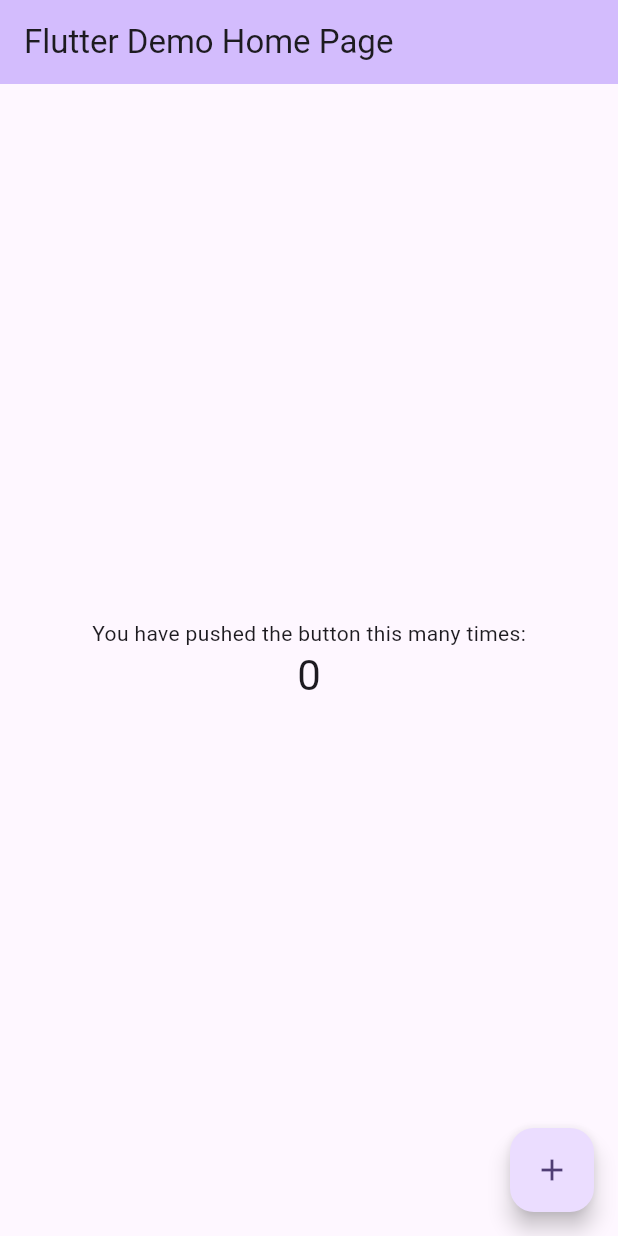
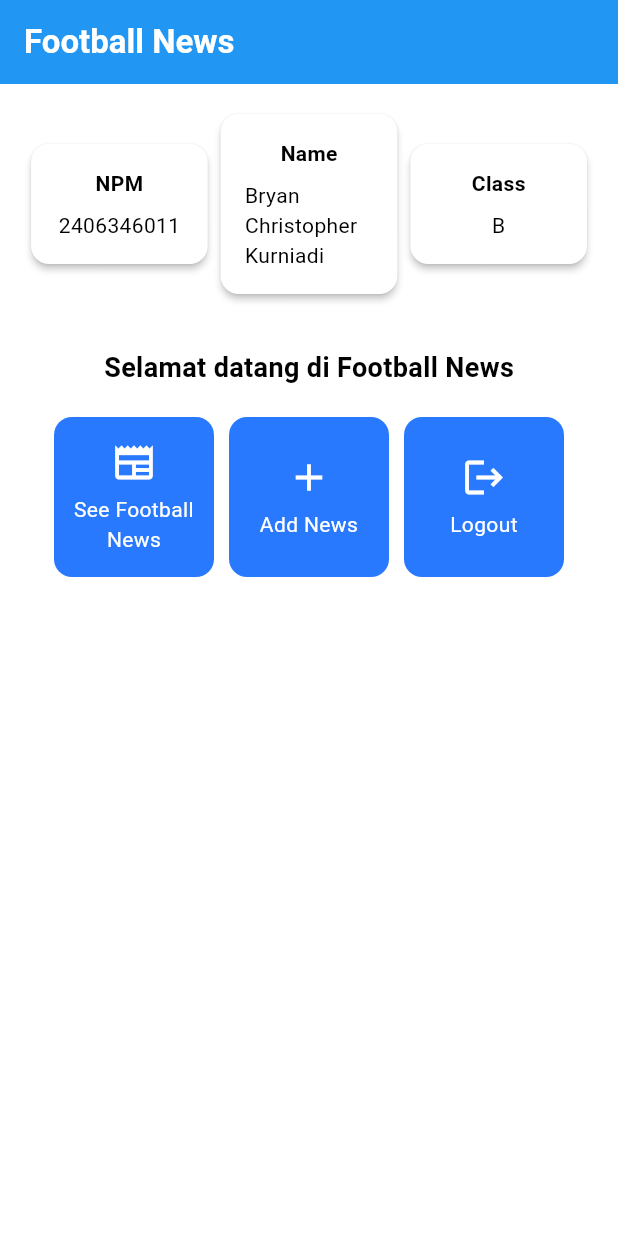
Before and after one commit to bryanckk/football-news-mobile, a Flutter app: the screen it shows after launch, on a phone screen of 412 x 824 dp. Run offline on Flutter 3.47's test engine with Material 3 defaults, Android fonts, the phone set to English and light mode, and no system bars.

Commit message:
Tutorial 6

```diff
--- a/lib/main.dart
+++ b/lib/main.dart
@@ -1,4 +1,5 @@
 import 'package:flutter/material.dart';
+import 'package:football_news/menu.dart';
 
 void main() {
   runApp(const MyApp());
@@ -7,116 +8,15 @@ void main() {
 class MyApp extends StatelessWidget {
   const MyApp({super.key});
 
-  // This widget is the root of your application.
   @override
   Widget build(BuildContext context) {
     return MaterialApp(
       title: 'Flutter Demo',
       theme: ThemeData(
-        // This is the theme of your application.
-        //
-        // TRY THIS: Try running your application with "flutter run". You'll see
-        // the application has a purple toolbar. Then, without quitting the app,
-        // try changing the seedColor in the colorScheme below to Colors.green
-        // and then invoke "hot reload" (save your changes or press the "hot
-        // reload" button in a Flutter-supported IDE, or press "r" if you used
-        // the command line to start the app).
-        //
-        // Notice that the counter didn't reset back to zero; the application
-        // state is not lost during the reload. To reset the state, use hot
-        // restart instead.
-        //
-        // This works for code too, not just values: Most code changes can be
-        // tested with just a hot reload.
-        colorScheme: ColorScheme.fromSeed(seedColor: Colors.deepPurple),
+        colorScheme: ColorScheme.fromSwatch(primarySwatch: Colors.blue)
+        .copyWith(secondary: Colors.blueAccent[400]),
       ),
-      home: const MyHomePage(title: 'Flutter Demo Home Page'),
+      home: MyHomePage(),
     );
   }
 }
-
-class MyHomePage extends StatefulWidget {
-  const MyHomePage({super.key, required this.title});
-
-  // This widget is the home page of your application. It is stateful, meaning
-  // that it has a State object (defined below) that contains fields that affect
-  // how it looks.
-
-  // This class is the configuration for the state. It holds the values (in this
-  // case the title) provided by the parent (in this case the App widget) and
-  // used by the build method of the State. Fields in a Widget subclass are
-  // always marked "final".
-
-  final String title;
-
-  @override
-  State<MyHomePage> createState() => _MyHomePageState();
-}
-
-class _MyHomePageState extends State<MyHomePage> {
-  int _counter = 0;
-
-  void _incrementCounter() {
-    setState(() {
-      // This call to setState tells the Flutter framework that something has
-      // changed in this State, which causes it to rerun the build method below
-      // so that the display can reflect the updated values. If we changed
-      // _counter without calling setState(), then the build method would not be
-      // called again, and so nothing would appear to happen.
-      _counter++;
-    });
-  }
-
-  @override
-  Widget build(BuildContext context) {
-    // This method is rerun every time setState is called, for instance as done
-    // by the _incrementCounter method above.
-    //
-    // The Flutter framework has been optimized to make rerunning build methods
-    // fast, so that you can just rebuild anything that needs updating rather
-    // than having to individually change instances of widgets.
-    return Scaffold(
-      appBar: AppBar(
-        // TRY THIS: Try changing the color here to a specific color (to
-        // Colors.amber, perhaps?) and trigger a hot reload to see the AppBar
-        // change color while the other colors stay the same.
-        backgroundColor: Theme.of(context).colorScheme.inversePrimary,
-        // Here we take the value from the MyHomePage object that was created by
-        // the App.build method, and use it to set our appbar title.
-        title: Text(widget.title),
-      ),
-      body: Center(
-        // Center is a layout widget. It takes a single child and positions it
-        // in the middle of the parent.
-        child: Column(
-          // Column is also a layout widget. It takes a list of children and
-          // arranges them vertically. By default, it sizes itself to fit its
-          // children horizontally, and tries to be as tall as its parent.
-          //
-          // Column has various properties to control how it sizes itself and
-          // how it positions its children. Here we use mainAxisAlignment to
-          // center the children vertically; the main axis here is the vertical
-          // axis because Columns are vertical (the cross axis would be
-          // horizontal).
-          //
-          // TRY THIS: Invoke "debug painting" (choose the "Toggle Debug Paint"
-          // action in the IDE, or press "p" in the console), to see the
-          // wireframe for each widget.
-          mainAxisAlignment: MainAxisAlignment.center,
-          children: <Widget>[
-            const Text('You have pushed the button this many times:'),
-            Text(
-              '$_counter',
-              style: Theme.of(context).textTheme.headlineMedium,
-            ),
-          ],
-        ),
-      ),
-      floatingActionButton: FloatingActionButton(
-        onPressed: _incrementCounter,
-        tooltip: 'Increment',
-        child: const Icon(Icons.add),
-      ), // This trailing comma makes auto-formatting nicer for build methods.
-    );
-  }
-}
--- /dev/null
+++ b/lib/menu.dart
@@ -0,0 +1,185 @@
+import 'package:flutter/material.dart';
+class MyHomePage extends StatelessWidget {
+    MyHomePage({super.key});
+    final String nama = "Bryan Christopher Kurniadi";
+    final String npm = "2406346011";
+    final String kelas = "B";
+
+    final List<ItemHomepage> items = [
+    ItemHomepage("See Football News", Icons.newspaper),
+    ItemHomepage("Add News", Icons.add),
+    ItemHomepage("Logout", Icons.logout),
+  ];
+@override
+    Widget build(BuildContext context) {
+    // Scaffold menyediakan struktur dasar halaman dengan AppBar dan body.
+    return Scaffold(
+      // AppBar adalah bagian atas halaman yang menampilkan judul.
+      appBar: AppBar(
+        // Judul aplikasi "Football News" dengan teks putih dan tebal.
+        title: const Text(
+          'Football News',
+          style: TextStyle(
+            color: Colors.white,
+            fontWeight: FontWeight.bold,
+          ),
+        ),
+        // Warna latar belakang AppBar diambil dari skema warna tema aplikasi.
+        backgroundColor: Theme.of(context).colorScheme.primary,
+      ),
+      // Body halaman dengan padding di sekelilingnya.
+      body: Padding(
+        padding: const EdgeInsets.all(16.0),
+        // Menyusun widget secara vertikal dalam sebuah kolom.
+        child: Column(
+          crossAxisAlignment: CrossAxisAlignment.center,
+          children: [
+            // Row untuk menampilkan 3 InfoCard secara horizontal.
+            Row(
+              mainAxisAlignment: MainAxisAlignment.spaceEvenly,
+              children: [
+                InfoCard(title: 'NPM', content: npm),
+                InfoCard(title: 'Name', content: nama),
+                InfoCard(title: 'Class', content: kelas),
+              ],
+            ),
+
+            // Memberikan jarak vertikal 16 unit.
+            const SizedBox(height: 16.0),
+
+            // Menempatkan widget berikutnya di tengah halaman.
+            Center(
+              child: Column(
+                // Menyusun teks dan grid item secara vertikal.
+
+                children: [
+                  // Menampilkan teks sambutan dengan gaya tebal dan ukuran 18.
+                  const Padding(
+                    padding: EdgeInsets.only(top: 16.0),
+                    child: Text(
+                      'Selamat datang di Football News',
+                      style: TextStyle(
+                        fontWeight: FontWeight.bold,
+                        fontSize: 18.0,
+                      ),
+                    ),
+                  ),
+
+                  // Grid untuk menampilkan ItemCard dalam bentuk grid 3 kolom.
+                  GridView.count(
+                    primary: true,
+                    padding: const EdgeInsets.all(20),
+                    crossAxisSpacing: 10,
+                    mainAxisSpacing: 10,
+                    crossAxisCount: 3,
+                    // Agar grid menyesuaikan tinggi kontennya.
+                    shrinkWrap: true,
+
+                    // Menampilkan ItemCard untuk setiap item dalam list items.
+                    children: items.map((ItemHomepage item) {
+                      return ItemCard(item);
+                    }).toList(),
+                  ),
+                ],
+              ),
+            ),
+          ],
+        ),
+      ),
+    );
+    }
+}
+
+class InfoCard extends StatelessWidget {
+  // Kartu informasi yang menampilkan title dan content.
+
+  final String title;  // Judul kartu.
+  final String content;  // Isi kartu.
+
+  const InfoCard({super.key, required this.title, required this.content});
+
+  @override
+  Widget build(BuildContext context) {
+    return Card(
+      // Membuat kotak kartu dengan bayangan dibawahnya.
+      elevation: 2.0,
+      child: Container(
+        // Mengatur ukuran dan jarak di dalam kartu.
+        width: MediaQuery.of(context).size.width / 3.5, // menyesuaikan dengan lebar device yang digunakan.
+        padding: const EdgeInsets.all(16.0),
+        // Menyusun title dan content secara vertikal.
+        child: Column(
+          children: [
+            Text(
+              title,
+              style: const TextStyle(fontWeight: FontWeight.bold),
+            ),
+            const SizedBox(height: 8.0),
+            Text(content),
+          ],
+        ),
+      ),
+    );
+  }
+}
+
+class ItemHomepage {
+ final String name;
+ final IconData icon;
+
+ ItemHomepage(this.name, this.icon);
+}
+
+class ItemCard extends StatelessWidget {
+  // Menampilkan kartu dengan ikon dan nama.
+
+  final ItemHomepage item;
+
+  const ItemCard(this.item, {super.key});
+
+  @override
+  Widget build(BuildContext context) {
+    return Material(
+      // Menentukan warna latar belakang dari tema aplikasi.
+      color: Theme.of(context).colorScheme.secondary,
+      // Membuat sudut kartu melengkung.
+      borderRadius: BorderRadius.circular(12),
+
+      child: InkWell(
+        // Aksi ketika kartu ditekan.
+        onTap: () {
+          // Menampilkan pesan SnackBar saat kartu ditekan.
+          ScaffoldMessenger.of(context)
+            ..hideCurrentSnackBar()
+            ..showSnackBar(
+              SnackBar(content: Text("Kamu telah menekan tombol ${item.name}!"))
+            );
+        },
+        // Container untuk menyimpan Icon dan Text
+        child: Container(
+          padding: const EdgeInsets.all(8),
+          child: Center(
+            child: Column(
+              // Menyusun ikon dan teks di tengah kartu.
+              mainAxisAlignment: MainAxisAlignment.center,
+              children: [
+                Icon(
+                  item.icon,
+                  color: Colors.white,
+                  size: 30.0,
+                ),
+                const Padding(padding: EdgeInsets.all(3)),
+                Text(
+                  item.name,
+                  textAlign: TextAlign.center,
+                  style: const TextStyle(color: Colors.white),
+                ),
+              ],
+            ),
+          ),
+        ),
+      ),
+    );
+  }
+
+}
```
